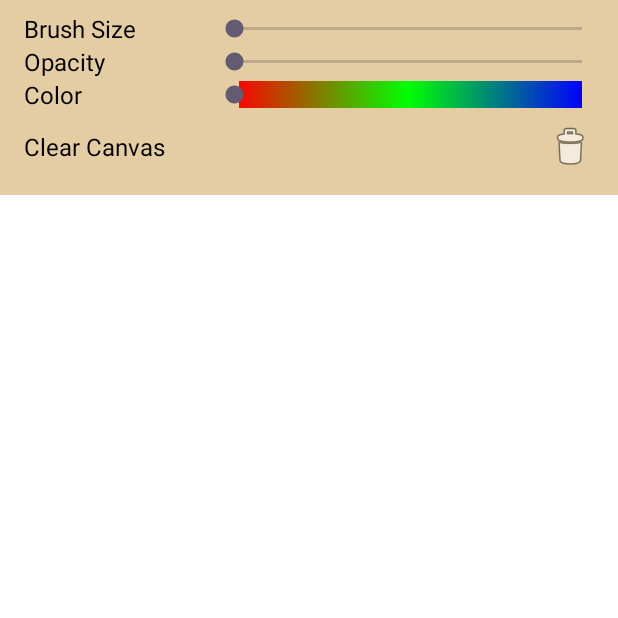
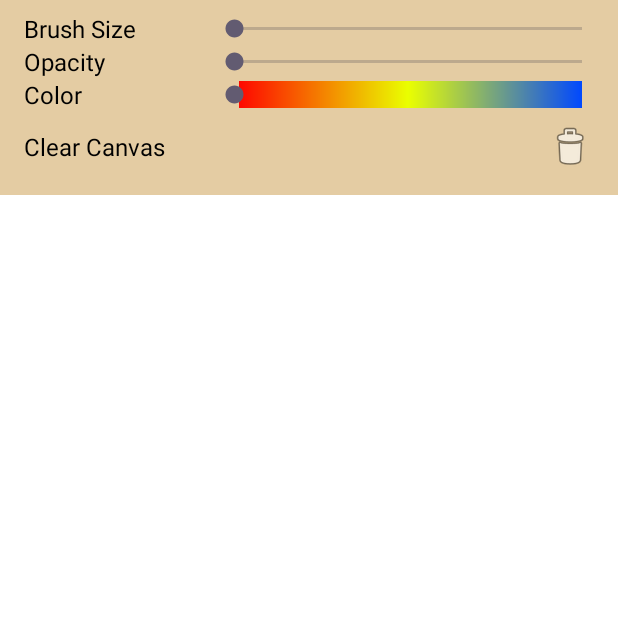
Before and after one commit to charpasi/CISC482Doodle, an Android app: the screen it shows after launch (MainActivity), on a phone screen of 412 x 824 dp, the top half of it. Run offline under Robolectric (Android 15) with nearby library versions, the light colour scheme and no system bars.

Commit message:
color slider option

```diff
--- a/app/src/main/res/drawable/color_gradient.xml
+++ b/app/src/main/res/drawable/color_gradient.xml
@@ -4,8 +4,8 @@
         <shape>
             <gradient
                 android:startColor="#FF0000"
-                android:centerColor="#00FF00"
-                android:endColor="#0000FF"
+                android:centerColor="#EAFF00"
+                android:endColor="#0048FF"
                 android:angle="0"/>
         </shape>
     </item>
```
